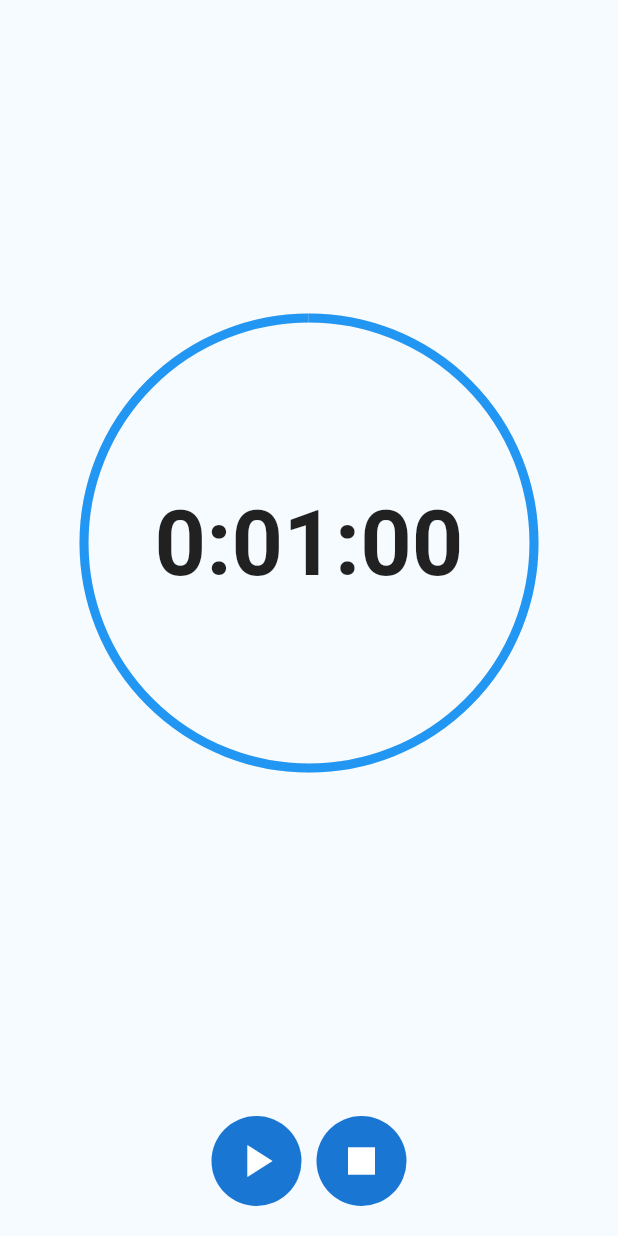
After one commit to PA-2022-Moc/lightcontrol, a Flutter app: the screen it shows after launch, after a tap on the "timer" icon, on a phone screen of 412 x 824 dp. The commit adds this screen. Run offline on Flutter 3.47's test engine with Material 2 defaults, Android fonts, the phone set to English and light mode, and no system bars; our stand-ins replace dio, flutter_switch, syncfusion_flutter_sliders; missing offline and left inert: flutter_ringtone_player; network calls fail.

Commit message:
timer fonctionne

```diff
--- /dev/null
+++ b/lib/components/round-button.dart
@@ -0,0 +1,25 @@
+import 'package:flutter/material.dart';
+
+class RoundButton extends StatelessWidget {
+  const RoundButton({
+    Key? key,
+    required this.icon,
+  }) : super(key: key);
+  final IconData icon;
+
+  @override
+  Widget build(BuildContext context) {
+    return Padding(
+      padding: const EdgeInsets.symmetric(
+        horizontal: 5,
+      ),
+      child: CircleAvatar(
+        radius: 30,
+        child: Icon(
+          icon,
+          size: 36,
+        ),
+      ),
+    );
+  }
+}
--- /dev/null
+++ b/lib/views/countdown-page.dart
@@ -0,0 +1,188 @@
+import 'dart:async';
+
+import 'package:flutter/cupertino.dart';
+import 'package:flutter/material.dart';
+import 'package:flutter_ringtone_player/flutter_ringtone_player.dart';
+import '../components/round-button.dart';
+import '../services/lamp_service.dart';
+
+class CountdownPage extends StatefulWidget {
+  const CountdownPage({Key? key}) : super(key: key);
+
+  @override
+  _CountdownPageState createState() => _CountdownPageState();
+}
+
+class _CountdownPageState extends State<CountdownPage>
+    with TickerProviderStateMixin {
+  late AnimationController controller;
+  LampService lampService = LampService();
+  Duration? count2;
+  late Timer? t;
+
+  bool isPlaying = false;
+
+  bool isPopAble(bool isplayingOrDone) {
+    bool isPopable;
+    if (isplayingOrDone == true) {
+      isPopable = false;
+    } else {
+      isPopable = true;
+    }
+    return isPopable;
+  }
+
+  String get countText {
+    Duration count = controller.duration! * controller.value;
+    count2 = count;
+
+    return controller.isDismissed
+        ? '${controller.duration!.inHours}:${(controller.duration!.inMinutes % 60).toString().padLeft(2, '0')}:${(controller.duration!.inSeconds % 60).toString().padLeft(2, '0')}'
+        : '${count.inHours}:${(count.inMinutes % 60).toString().padLeft(2, '0')}:${(count.inSeconds % 60).toString().padLeft(2, '0')}';
+  }
+
+  double progress = 1.0;
+
+  void notify() {
+    if (countText == '0:00:00') {
+      FlutterRingtonePlayer.playNotification();
+    }
+  }
+
+  @override
+  void initState() {
+    super.initState();
+    controller = AnimationController(
+      vsync: this,
+      duration: Duration(seconds: 60),
+    );
+
+    controller.addListener(() {
+      notify();
+      if (controller.isAnimating) {
+        setState(() {
+          progress = controller.value;
+        });
+      } else {
+        setState(() {
+          progress = 1.0;
+          isPlaying = false;
+        });
+      }
+    });
+  }
+
+  @override
+  void dispose() {
+    controller.dispose();
+    super.dispose();
+  }
+
+  @override
+  Widget build(BuildContext context) {
+    return WillPopScope(
+      onWillPop: () async => isPopAble(isPlaying),
+      child: Scaffold(
+        backgroundColor: Color(0xfff5fbff),
+        body: Column(
+          children: [
+            Expanded(
+              child: Stack(
+                alignment: Alignment.center,
+                children: [
+                  SizedBox(
+                    width: 300,
+                    height: 300,
+                    child: CircularProgressIndicator(
+                      backgroundColor: Colors.grey.shade300,
+                      value: progress,
+                      strokeWidth: 6,
+                    ),
+                  ),
+                  GestureDetector(
+                    onTap: () {
+                      if (controller.isDismissed) {
+                        showModalBottomSheet(
+                          context: context,
+                          builder: (context) => Container(
+                            height: 300,
+                            child: CupertinoTimerPicker(
+                              initialTimerDuration: controller.duration!,
+                              onTimerDurationChanged: (time) {
+                                setState(() {
+                                  controller.duration = time;
+                                });
+                              },
+                            ),
+                          ),
+                        );
+                      }
+                    },
+                    child: AnimatedBuilder(
+                      animation: controller,
+                      builder: (context, child) => Text(
+                        countText,
+                        style: TextStyle(
+                          fontSize: 60,
+                          fontWeight: FontWeight.bold,
+                        ),
+                      ),
+                    ),
+                  ),
+                ],
+              ),
+            ),
+            Padding(
+              padding: const EdgeInsets.symmetric(horizontal: 10, vertical: 20),
+              child: Row(
+                mainAxisAlignment: MainAxisAlignment.center,
+                children: [
+                  GestureDetector(
+                    onTap: () {
+                      if (!controller.isAnimating) {
+                        print("test play");
+                        controller.reverse(
+                            from:
+                                controller.value == 0 ? 1.0 : controller.value);
+                        t = Timer(count2!, () {
+                          print("fin du timer");
+                          lampService.updateStart(context, false);
+                        });
+
+                        setState(() {
+                          isPlaying = true;
+                          //t!.cancel();
+                        });
+                      } else {
+                        print("test pause");
+                        controller.stop();
+                        setState(() {
+                          isPlaying = false;
+                          t!.cancel();
+                        });
+                      }
+                    },
+                    child: RoundButton(
+                      icon: isPlaying == true ? Icons.pause : Icons.play_arrow,
+                    ),
+                  ),
+                  GestureDetector(
+                    onTap: () {
+                      controller.reset();
+                      setState(() {
+                        isPlaying = false;
+                      });
+                    },
+                    child: RoundButton(
+                      icon: Icons.stop,
+                    ),
+                  ),
+                ],
+              ),
+            )
+          ],
+        ),
+      ),
+    );
+  }
+}
--- a/lib/views/my_app.dart
+++ b/lib/views/my_app.dart
@@ -1,9 +1,11 @@
 import 'package:flutter/material.dart';
 import 'package:lightcontrol/factory/lamp_factory.dart';
 import 'package:lightcontrol/model/lamp.dart';
+import 'package:lightcontrol/views/countdown-page.dart';
 import 'package:lightcontrol/views/my_home_page.dart';
 import 'package:lightcontrol/services/lamp_service.dart';
 import 'package:lightcontrol/model/lamp.dart';
+import 'package:lightcontrol/views/testViewAdd.dart';
 
 class MyApp extends StatefulWidget {
   const MyApp({Key? key}) : super(key: key);
@@ -28,6 +30,9 @@ class _MyAppState extends State<MyApp> {
   late Color colorBackground = initColorAppWithAPI('FFFFFF');
   Lamp defaultLampAPI = Lamp();
   Lamp defaultLamp = Lamp();
+
+  final GlobalKey<NavigatorState> _navigatorKey = GlobalKey();
+  NavigatorState? get _navigator => _navigatorKey.currentState;
 
   Lamp getLampFromAPI() {
     lampService.getLampState(context).then((Lamp result) {
@@ -101,10 +106,18 @@ class _MyAppState extends State<MyApp> {
 
   @override
   Widget build(BuildContext context) {
+    Future openDialog() => showDialog(
+          context: context,
+          builder: (context) => AlertDialog(
+            title: const Text('Planifier un Arrêt'),
+            content: CountdownPage(),
+          ),
+        );
     return MaterialApp(
       // toute l'app
       title: 'Flutter light control',
       debugShowCheckedModeBanner: false,
+      navigatorKey: _navigatorKey,
       home: Scaffold(
         body: MyHomePage(
           cursorValue: defaultLampAPI.brightness.toDouble(),
@@ -132,13 +145,21 @@ class _MyAppState extends State<MyApp> {
               ),
             ),
             actions: [
-                IconButton(
-                  padding: EdgeInsets.only(right : 10.0),
-                    icon: const Icon(Icons.timer,size: 40.0),
-                    onPressed: () {
-                      print("object timer");
-                    }),
+              IconButton(
+                  padding: EdgeInsets.only(right: 10.0),
+                  icon: const Icon(Icons.timer, size: 45.0),
+                  onPressed: () {
+                    print("okay time");
+                    _navigator?.push(
+                      MaterialPageRoute(
+                        builder: (context) {
+                          return CountdownPage();
+                        },
 
+                        fullscreenDialog: true,
+                      ),
+                    );
+                  }),
             ],
           ),
         ), // toute la page
--- a/pubspec.yaml
+++ b/pubspec.yaml
@@ -54,6 +54,8 @@ dev_dependencies:
   # package. See that file for information about deactivating specific lint
   # rules and activating additional ones.
   flutter_lints: ^1.0.4
+  cupertino_icons: ^1.0.2
+  flutter_ringtone_player: ^3.0.0
 
 # For information on the generic Dart part of this file, see the
 # following page: https://dart.dev/tools/pub/pubspec
```
Also changed, not shown: lib/model/timer.dart (added, +11 -0 lines), lib/views/testViewAdd.dart (added, +27 -0 lines), pubspec.lock, 7 other files.
